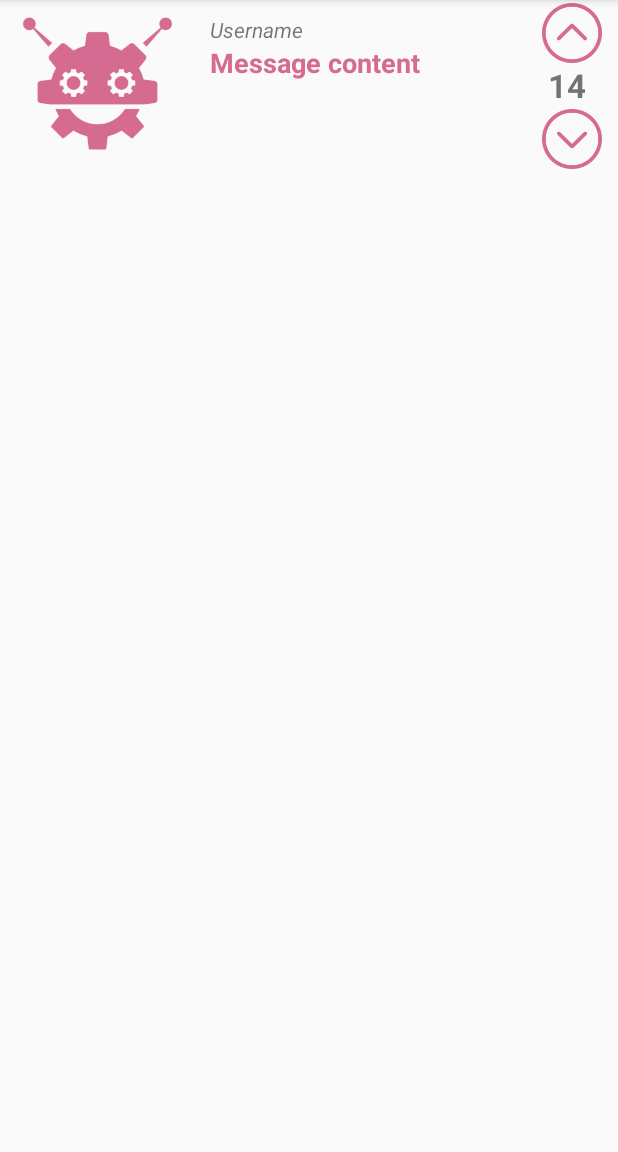
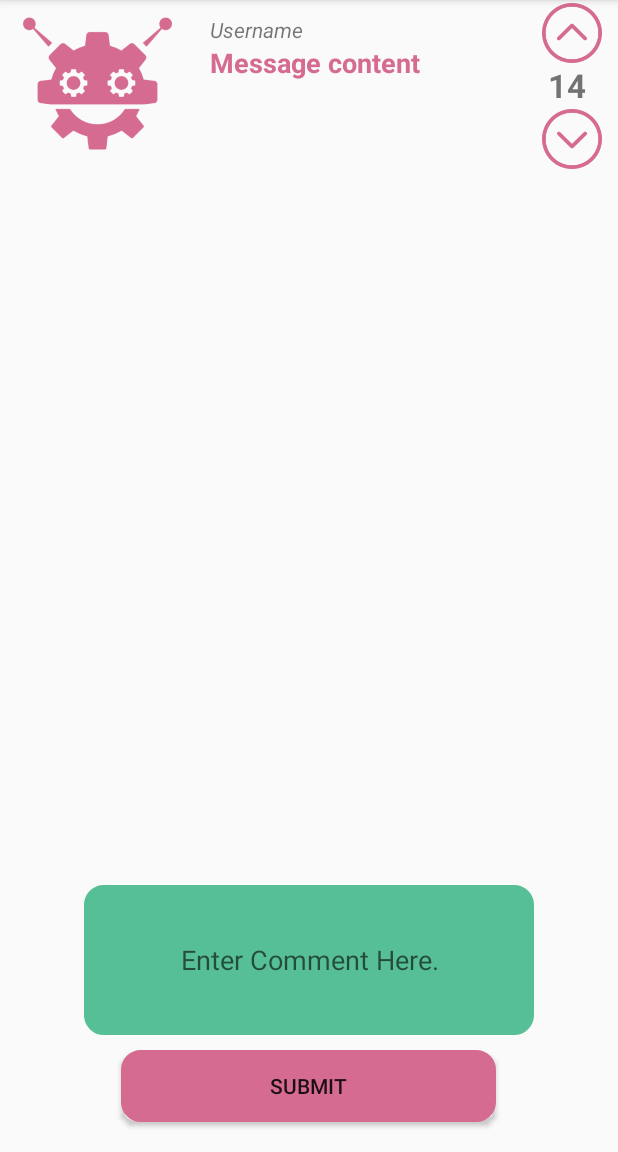
Before and after one commit to AshleyRayMaceli/discussion-forum-android, an Android app: the fragment ThreadDetailFragment shown on its own in the app's theme, on a phone screen of 412 x 824 dp, the part 84-1236 px from its top. Run offline under Robolectric (Android 15) with nearby library versions, the phone set to English and light mode, and no system bars.

Commit message:
Complete basic layout for fragment_thread_detail.xml

```diff
--- a/app/src/main/res/layout/activity_thread_detail.xml
+++ b/app/src/main/res/layout/activity_thread_detail.xml
@@ -8,7 +8,8 @@
     <android.support.v4.view.ViewPager
         android:id="@+id/viewPager"
         android:layout_width="match_parent"
-        android:layout_height="wrap_content">
+        android:layout_height="wrap_content"
+        android:background="@drawable/cool_button">
     </android.support.v4.view.ViewPager>
 
 </RelativeLayout>
--- a/app/src/main/res/layout/fragment_thread_detail.xml
+++ b/app/src/main/res/layout/fragment_thread_detail.xml
@@ -96,4 +96,48 @@
 
     </GridLayout>
 
+    <ScrollView
+        android:layout_width="380dp"
+        android:layout_height="224dp"
+        android:id="@+id/scrollView"
+        android:layout_gravity="center">
+
+    <android.support.v7.widget.RecyclerView
+        android:layout_width="match_parent"
+        android:layout_height="87dp"
+        android:id="@+id/commentsRecyclerView"
+        android:layout_gravity="center" />
+
+    </ScrollView>
+
+    <RelativeLayout
+        android:layout_width="match_parent"
+        android:layout_height="204dp"
+        android:layout_gravity="center_horizontal|bottom">
+
+        <EditText
+            android:layout_width="300dp"
+            android:layout_height="100dp"
+            android:id="@+id/editText"
+            android:layout_marginTop="26dp"
+            android:lines="10"
+            android:background="@drawable/cool_button"
+            android:padding="10dp"
+            android:hint="Enter Comment Here."
+            android:layout_alignParentTop="true"
+            android:layout_centerHorizontal="true"
+            android:textAlignment="center" />
+
+        <Button
+            android:layout_width="250dp"
+            android:layout_height="wrap_content"
+            android:text="Submit"
+            android:id="@+id/submitCommentButton"
+            android:layout_below="@+id/editText"
+            android:layout_centerHorizontal="true"
+            android:background="@drawable/cool_button"
+            android:layout_marginTop="10dp"
+            android:backgroundTint="@color/colorAccent" />
+    </RelativeLayout>
+
 </FrameLayout>
```
